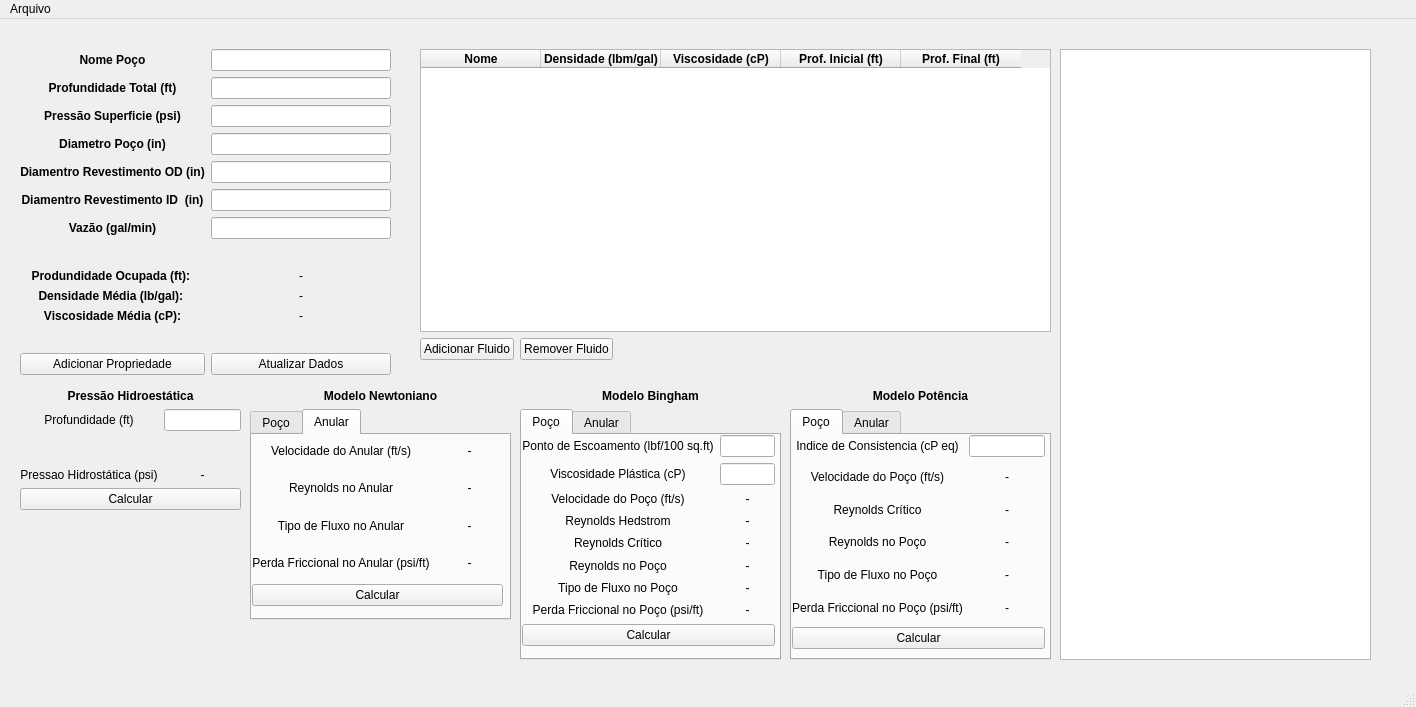
ldsc/ProjetoEngenharia-SoftwareEducacionalParaAnaliseESolucaoDeProblemasEmEngenhariaDePoco, file src-v2/CSimuladorPoco.ui: the form before one commit.
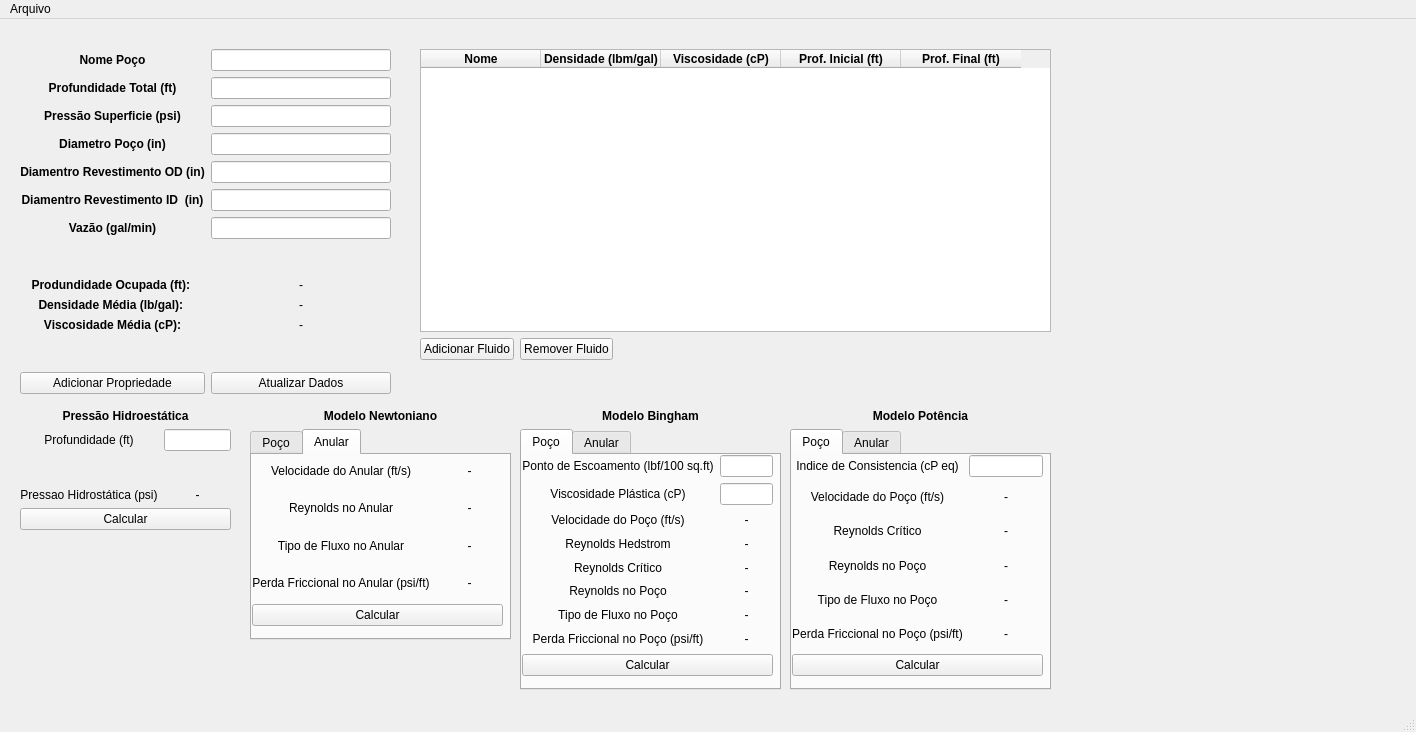
The form after the commit. The open tabs and pages were chosen to show the change. Custom widgets are drawn as their Qt base class.

Commit message: Adicionado a qCustomPlot e gráfico representado poço na interface

```diff
--- a/src-v2/CSimuladorPoco.ui
+++ b/src-v2/CSimuladorPoco.ui
@@ -7,7 +7,7 @@
     <x>0</x>
     <y>0</y>
     <width>1416</width>
-    <height>707</height>
+    <height>732</height>
    </rect>
   </property>
   <property name="windowTitle">
@@ -20,7 +20,7 @@
       <x>20</x>
       <y>30</y>
       <width>371</width>
-      <height>326</height>
+      <height>345</height>
      </rect>
     </property>
     <layout class="QGridLayout" name="gridLayout">
@@ -367,7 +367,7 @@
     <property name="geometry">
      <rect>
       <x>250</x>
-      <y>370</y>
+      <y>390</y>
       <width>261</width>
       <height>231</height>
      </rect>
@@ -609,8 +609,8 @@
     <property name="geometry">
      <rect>
       <x>20</x>
-      <y>370</y>
-      <width>221</width>
+      <y>390</y>
+      <width>211</width>
       <height>121</height>
      </rect>
     </property>
@@ -693,9 +693,9 @@
     <property name="geometry">
      <rect>
       <x>520</x>
-      <y>370</y>
+      <y>390</y>
       <width>261</width>
-      <height>271</height>
+      <height>281</height>
      </rect>
     </property>
     <layout class="QGridLayout" name="gridLayout_10">
@@ -728,8 +728,8 @@
           <rect>
            <x>0</x>
            <y>0</y>
-           <width>253</width>
-           <height>211</height>
+           <width>251</width>
+           <height>221</height>
           </rect>
          </property>
          <layout class="QGridLayout" name="gridLayout_5">
@@ -1063,23 +1063,13 @@
      </item>
     </layout>
    </widget>
-   <widget class="QGraphicsView" name="graphicsView">
-    <property name="geometry">
-     <rect>
-      <x>1060</x>
-      <y>30</y>
-      <width>311</width>
-      <height>611</height>
-     </rect>
-    </property>
-   </widget>
    <widget class="QWidget" name="gridLayoutWidget_11">
     <property name="geometry">
      <rect>
       <x>790</x>
-      <y>370</y>
+      <y>390</y>
       <width>261</width>
-      <height>271</height>
+      <height>281</height>
      </rect>
     </property>
     <layout class="QGridLayout" name="gridLayout_11">
@@ -1112,8 +1102,8 @@
           <rect>
            <x>0</x>
            <y>0</y>
-           <width>253</width>
-           <height>214</height>
+           <width>251</width>
+           <height>221</height>
           </rect>
          </property>
          <layout class="QGridLayout" name="gridLayout_7">
@@ -1381,6 +1371,16 @@
      </item>
     </layout>
    </widget>
+   <widget class="QCustomPlot" name="customPlotPoco" native="true">
+    <property name="geometry">
+     <rect>
+      <x>1070</x>
+      <y>30</y>
+      <width>301</width>
+      <height>631</height>
+     </rect>
+    </property>
+   </widget>
   </widget>
   <widget class="QMenuBar" name="menubar">
    <property name="geometry">
@@ -1406,6 +1406,14 @@
    </property>
   </action>
  </widget>
+ <customwidgets>
+  <customwidget>
+   <class>QCustomPlot</class>
+   <extends>QWidget</extends>
+   <header>qcustomplot.h</header>
+   <container>1</container>
+  </customwidget>
+ </customwidgets>
  <resources/>
  <connections/>
 </ui>
```
Left out of the diff: 60 changed lines with no effect on the pictures. The commit also changes 30 other files.
